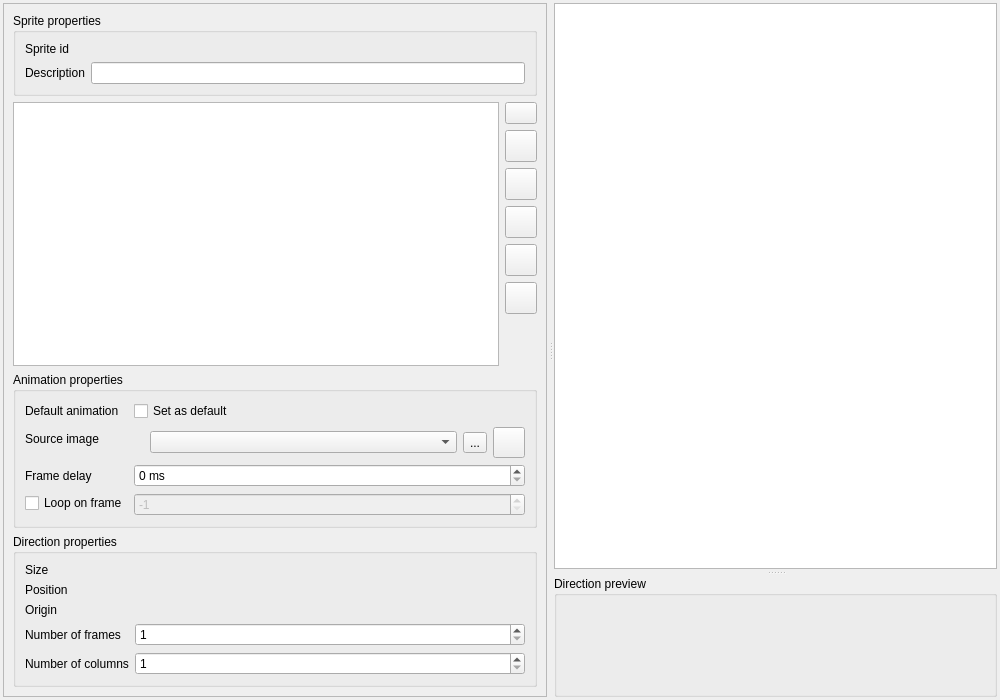
Above: src/widgets/sprite_editor.ui from Kangie/solarus before the change. Below: the same form after it.
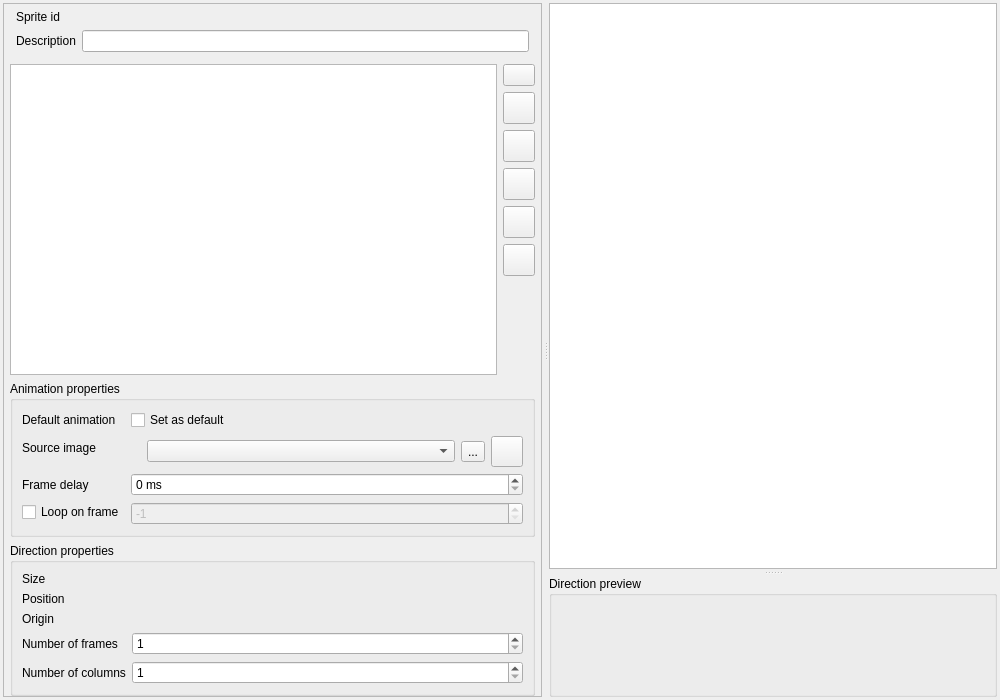
That is the form after the change. Icons and pictures are not drawn. Custom widgets are drawn as their Qt base class.

Commit message: Margin and spacing fixes

What changed in the file:
```diff
--- a/src/widgets/sprite_editor.ui
+++ b/src/widgets/sprite_editor.ui
@@ -78,12 +78,33 @@
            </rect>
           </property>
           <layout class="QVBoxLayout" name="verticalLayout_3">
+           <property name="leftMargin">
+            <number>6</number>
+           </property>
+           <property name="topMargin">
+            <number>0</number>
+           </property>
+           <property name="rightMargin">
+            <number>6</number>
+           </property>
+           <property name="bottomMargin">
+            <number>0</number>
+           </property>
            <item>
-            <widget class="QGroupBox" name="sprite_properties_group_box">
-             <property name="title">
-              <string>Sprite properties</string>
-             </property>
+            <widget class="QWidget" name="sprite_properties_group_box" native="true">
              <layout class="QFormLayout" name="formLayout">
+              <property name="leftMargin">
+               <number>6</number>
+              </property>
+              <property name="topMargin">
+               <number>6</number>
+              </property>
+              <property name="rightMargin">
+               <number>6</number>
+              </property>
+              <property name="bottomMargin">
+               <number>6</number>
+              </property>
               <item row="0" column="0">
                <widget class="QLabel" name="sprite_id_label">
                 <property name="toolTip">
```
The commit also changes 4 other files.
